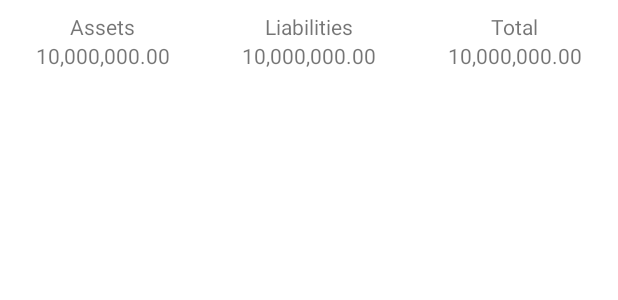
After one commit to trinhan-nguyen/Feretter, an Android app: the layout fragment_accounts.xml on its own in the app's theme, with its tools: preview values and no code run, on a phone screen of 412 x 824 dp. The commit adds this screen. Shown: the top 300 px of the screen. Run offline under Robolectric (Android 15) with nearby library versions, the phone set to English and light mode, and no system bars.

Commit message:
Set Up UI For Accounts Page: create main layout file

```diff
--- /dev/null
+++ b/app/src/main/res/layout/fragment_accounts.xml
@@ -0,0 +1,74 @@
+<?xml version="1.0" encoding="utf-8"?>
+<androidx.constraintlayout.widget.ConstraintLayout xmlns:android="http://schemas.android.com/apk/res/android"
+    xmlns:app="http://schemas.android.com/apk/res-auto"
+    xmlns:tools="http://schemas.android.com/tools"
+    android:layout_width="match_parent"
+    android:layout_height="match_parent">
+
+    <LinearLayout
+        android:id="@+id/assets_section"
+        android:layout_width="0dp"
+        android:layout_height="wrap_content"
+        android:gravity="center"
+        android:orientation="vertical"
+        android:padding="@dimen/small_spacing"
+        app:layout_constraintEnd_toStartOf="@id/liabilities_section"
+        app:layout_constraintStart_toStartOf="parent"
+        app:layout_constraintTop_toTopOf="parent">
+
+        <TextView
+            android:layout_width="wrap_content"
+            android:layout_height="wrap_content"
+            android:text="@string/accounts_assets_header" />
+
+        <TextView
+            android:layout_width="wrap_content"
+            android:layout_height="wrap_content"
+            tools:text="10,000,000.00" />
+    </LinearLayout>
+
+    <LinearLayout
+        android:id="@+id/liabilities_section"
+        android:layout_width="0dp"
+        android:layout_height="wrap_content"
+        android:gravity="center"
+        android:orientation="vertical"
+        android:padding="@dimen/small_spacing"
+        app:layout_constraintEnd_toStartOf="@id/total_section"
+        app:layout_constraintStart_toEndOf="@id/assets_section"
+        app:layout_constraintTop_toTopOf="parent">
+
+        <TextView
+            android:layout_width="wrap_content"
+            android:layout_height="wrap_content"
+            android:text="@string/accounts_liabilities_header" />
+
+        <TextView
+            android:layout_width="wrap_content"
+            android:layout_height="wrap_content"
+            tools:text="10,000,000.00" />
+    </LinearLayout>
+
+    <LinearLayout
+        android:id="@+id/total_section"
+        android:layout_width="0dp"
+        android:layout_height="wrap_content"
+        android:gravity="center"
+        android:orientation="vertical"
+        android:padding="@dimen/small_spacing"
+        app:layout_constraintEnd_toEndOf="parent"
+        app:layout_constraintStart_toEndOf="@id/liabilities_section"
+        app:layout_constraintTop_toTopOf="parent">
+
+        <TextView
+            android:layout_width="wrap_content"
+            android:layout_height="wrap_content"
+            android:text="@string/accounts_total_header" />
+
+        <TextView
+            android:layout_width="wrap_content"
+            android:layout_height="wrap_content"
+            tools:text="10,000,000.00" />
+    </LinearLayout>
+
+</androidx.constraintlayout.widget.ConstraintLayout>
--- /dev/null
+++ b/app/src/main/res/values/dimens.xml
@@ -0,0 +1,5 @@
+<?xml version="1.0" encoding="utf-8"?>
+<resources>
+    <dimen name="small_spacing">8dp</dimen>
+    <dimen name="standard_spacing">16dp</dimen>
+</resources>
--- a/app/src/main/res/values/strings.xml
+++ b/app/src/main/res/values/strings.xml
@@ -1,3 +1,6 @@
 <resources>
     <string name="app_name">Ferreter</string>
+    <string name="accounts_assets_header">Assets</string>
+    <string name="accounts_liabilities_header">Liabilities</string>
+    <string name="accounts_total_header">Total</string>
 </resources>
```
